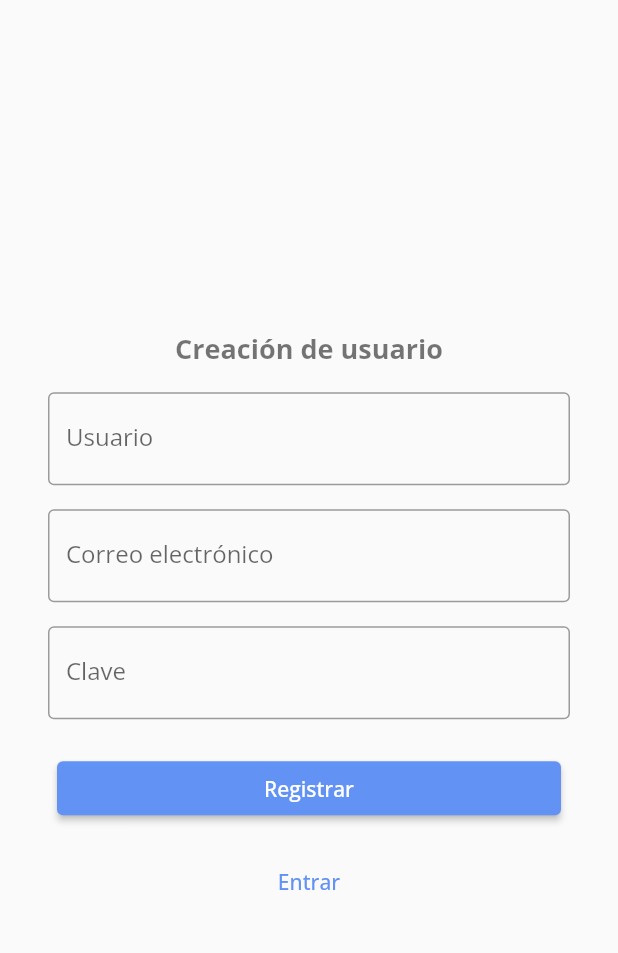
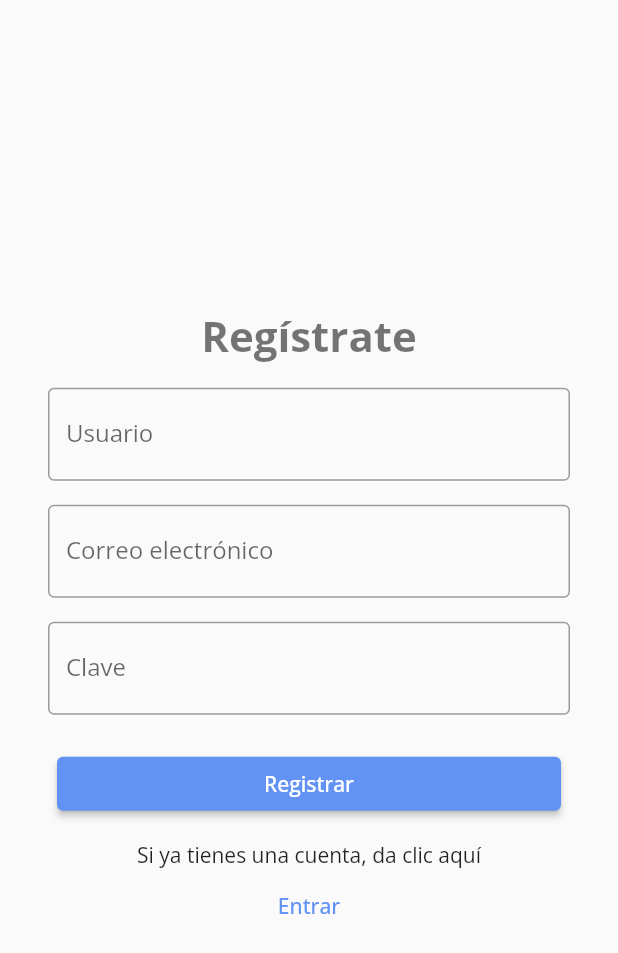
Before and after one commit to advalera/retoc4, a Flutter app: the screen it shows after launch, after a tap on "Login", after a tap on the "logout" icon, after a tap on "Registrarse", on a phone screen of 412 x 824 dp. Shown: the top 953 px of the screen. Run offline on Flutter 3.47's test engine with Material 2 defaults, Android fonts, the phone set to English and light mode, and no system bars; our stand-ins replace get, google_fonts; network calls fail.

Commit message:
cambios en clases

```diff
--- a/lib/ui/pages/authentication/login/login_screen.dart
+++ b/lib/ui/pages/authentication/login/login_screen.dart
@@ -16,6 +16,7 @@ class _State extends State<LoginScreen> {
 
   @override
   Widget build(BuildContext context) {
+    bool _isObscure = true;
     return Padding(
       padding: const EdgeInsets.all(8.0),
       child: Column(
@@ -25,7 +26,7 @@ class _State extends State<LoginScreen> {
           Padding(
             padding: const EdgeInsets.all(8.0),
             child: Text(
-              "Iniciar sesión",
+              "Entra a Tu Cuenta",
               style: Theme.of(context).textTheme.headline1,
             ),
           ),
@@ -43,11 +44,20 @@ class _State extends State<LoginScreen> {
             padding: const EdgeInsets.all(8.0),
             child: TextField(
               controller: passwordController,
-              obscureText: true,
+              obscureText: _isObscure,
               obscuringCharacter: "*",
-              decoration: const InputDecoration(
+              decoration: InputDecoration(
                 border: OutlineInputBorder(),
                 labelText: 'Clave',
+                suffixIcon: IconButton(
+                  onPressed: () {
+                    setState(() {
+                      _isObscure = !_isObscure;
+                    });
+                  },
+                  icon: Icon(
+                    _isObscure ? Icons.visibility : Icons.visibility_off
+                  )),
               ),
             ),
           ),
--- a/lib/ui/pages/authentication/signup/singup_screen.dart
+++ b/lib/ui/pages/authentication/signup/singup_screen.dart
@@ -26,7 +26,7 @@ class _State extends State<SignUpScreen> {
           Padding(
             padding: const EdgeInsets.all(8.0),
             child: Text(
-              "Creación de usuario",
+              "Regístrate",
               style: Theme.of(context).textTheme.headline1,
             ),
           ),
@@ -78,6 +78,7 @@ class _State extends State<SignUpScreen> {
               ),
             ],
           ),
+          const Text('Si ya tienes una cuenta, da clic aquí'),
           TextButton(
             onPressed: widget.onViewSwitch,
             child: const Text("Entrar"),
--- a/lib/ui/pages/content/content_page.dart
+++ b/lib/ui/pages/content/content_page.dart
@@ -46,7 +46,7 @@ class _State extends State<ContentPage> {
     return Scaffold(
       appBar: CustomAppBar(
         picUrl: 'https://uifaces.co/our-content/donated/gPZwCbdS.jpg',
-        tile: const Text("Red Egresados"),
+        tile: const Text("Compra de Artículos"),
         context: context,
         // ---------------------------------------
         // 1. Implementa el metodo onSignOff para redirigir a la ruta de autenticación
@@ -77,7 +77,7 @@ class _State extends State<ContentPage> {
           ),
           BottomNavigationBarItem(
             icon: Icon(Icons.public_outlined),
-            label: 'Verificado',
+            label: 'ArteWeb',
           ),
           BottomNavigationBarItem(
             icon: Icon(Icons.place_outlined),
--- a/lib/ui/pages/content/public_offers/public_offers_screen.dart
+++ b/lib/ui/pages/content/public_offers/public_offers_screen.dart
@@ -21,7 +21,7 @@ class _State extends State<PublicOffersScreen> {
           title: 'Desarrollador backend de NodeJs',
           content:
               'Estamos buscando un desarrollador backend independiente de NodeJS para trabajar en el backend de una aplicación nativa de Android. Alguien que pueda ayudarnos en la creación de una aplicación móvil de redes sociales basada en video desde cero. Este sería un puesto remunerado con la opción de trabajar desde casa. Una oportunidad de aprender y desarrollar algo desde cero.',
-          arch: 'Android',
+          arch: 'Autor',
           level: 'Experto',
           payment: 3000000,
           onCopy: () => {},
--- a/lib/ui/pages/content/public_offers/widgets/offer_card.dart
+++ b/lib/ui/pages/content/public_offers/widgets/offer_card.dart
@@ -57,7 +57,7 @@ class OfferCard extends StatelessWidget {
               Padding(
                 padding: const EdgeInsets.all(4.0),
                 child: Icon(
-                  Icons.architecture,
+                  Icons.person,
                   color: primaryColor,
                 ),
               ),
--- a/lib/ui/pages/content/states/states_screen.dart
+++ b/lib/ui/pages/content/states/states_screen.dart
@@ -10,7 +10,7 @@ class StatesScreen extends StatefulWidget {
 }
 
 class _State extends State<StatesScreen> {
-  final items = List<String>.generate(20, (i) => "Item $i");
+  final items = List<String>.generate(20, (i) => "Estado $i");
 
   @override
   Widget build(BuildContext context) {
@@ -18,8 +18,8 @@ class _State extends State<StatesScreen> {
       itemCount: items.length,
       itemBuilder: (context, index) {
         return StateCard(
-          title: 'Iony Houst',
-          content: 'Lorem ipsum dolor sit amet.',
+          title: items[index],
+          content: 'El ${items[index]} Lorem ipsum dolor sit amet.',
           picUrl: 'https://uifaces.co/our-content/donated/gPZwCbdS.jpg',
           onChat: () => {},
         );
--- a/lib/ui/pages/content/users_offers/users_offers_screen.dart
+++ b/lib/ui/pages/content/users_offers/users_offers_screen.dart
@@ -10,7 +10,7 @@ class UsersOffersScreen extends StatefulWidget {
 }
 
 class _State extends State<UsersOffersScreen> {
-  final items = List<String>.generate(20, (i) => "Item $i");
+  final items = List<String>.generate(20, (i) => "Oferta Usuario $i");
 
   @override
   Widget build(BuildContext context) {
@@ -18,7 +18,7 @@ class _State extends State<UsersOffersScreen> {
       itemCount: items.length,
       itemBuilder: (context, index) {
         return PostCard(
-          title: 'Ludvig Wiese',
+          title: items[index],
           content:
               'Duis non tellus sed quam luctus gravida quis sed libero. Pellentesque luctus lorem eu est varius, eu dignissim leo tincidunt. Fusce eget ante sed mi venenatis tincidunt et rutrum neque. Suspendisse laoreet sapien sed est aliquet fringilla. Fusce fringilla, ante in ultrices volutpat, mauris ',
           picUrl:
--- a/lib/ui/theme/text_styles.dart
+++ b/lib/ui/theme/text_styles.dart
@@ -12,7 +12,7 @@ class AppTextStyle {
 
   // Headline 1
   static TextStyle get headline1 => GoogleFonts.openSans(
-        fontSize: 18.0,
+        fontSize: 28.0,
         fontWeight: FontWeight.w700,
       );
   // Headline 2
```
Also changed, not shown: lib/ui/pages/content/location/location_screen.dart (+5 -5 lines).
